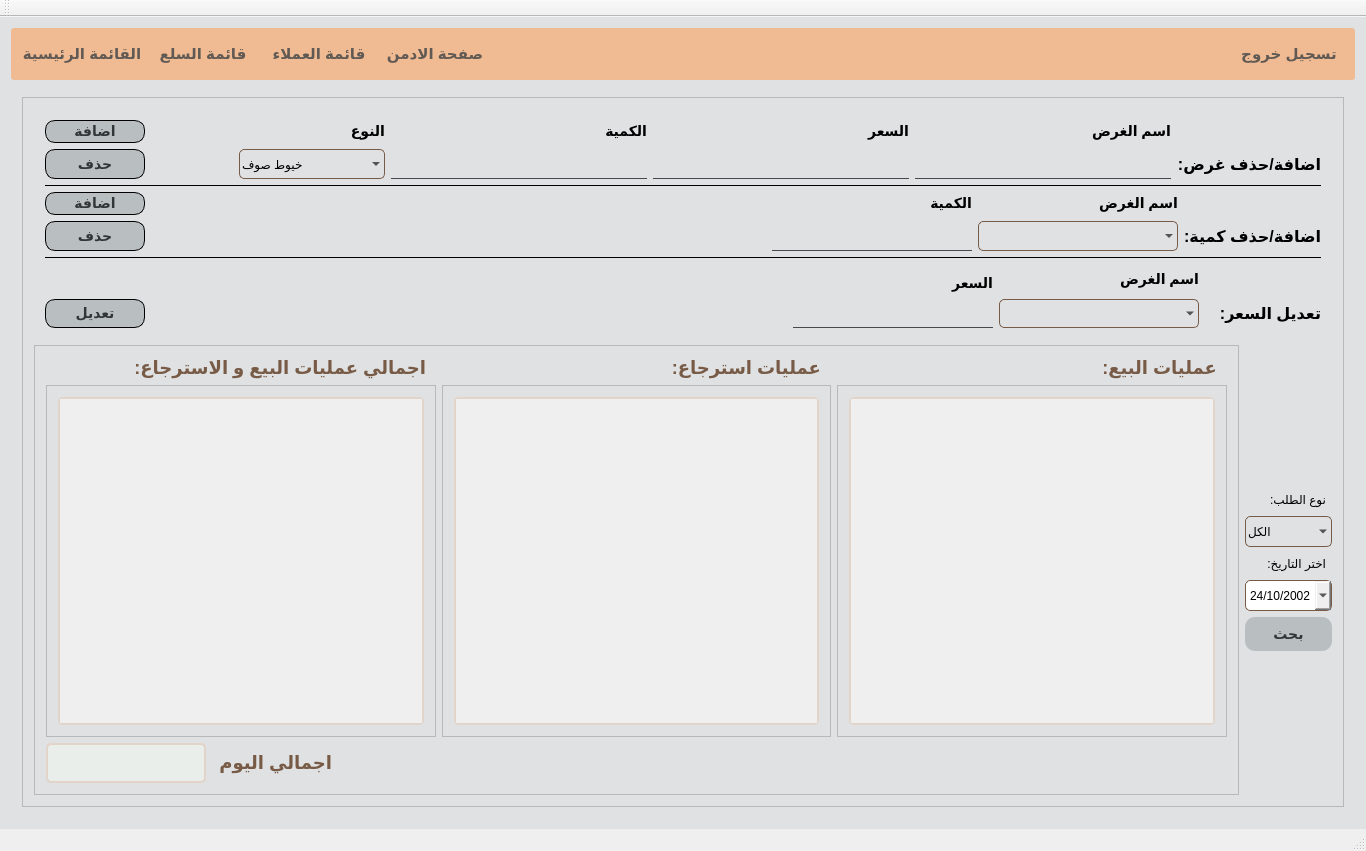
The window that cashRegisterSystem/cashRegisterSystem.ui (Ismaeel-Muhammad/Cash-Register-System) describes before a commit, drawn with Qt 5.
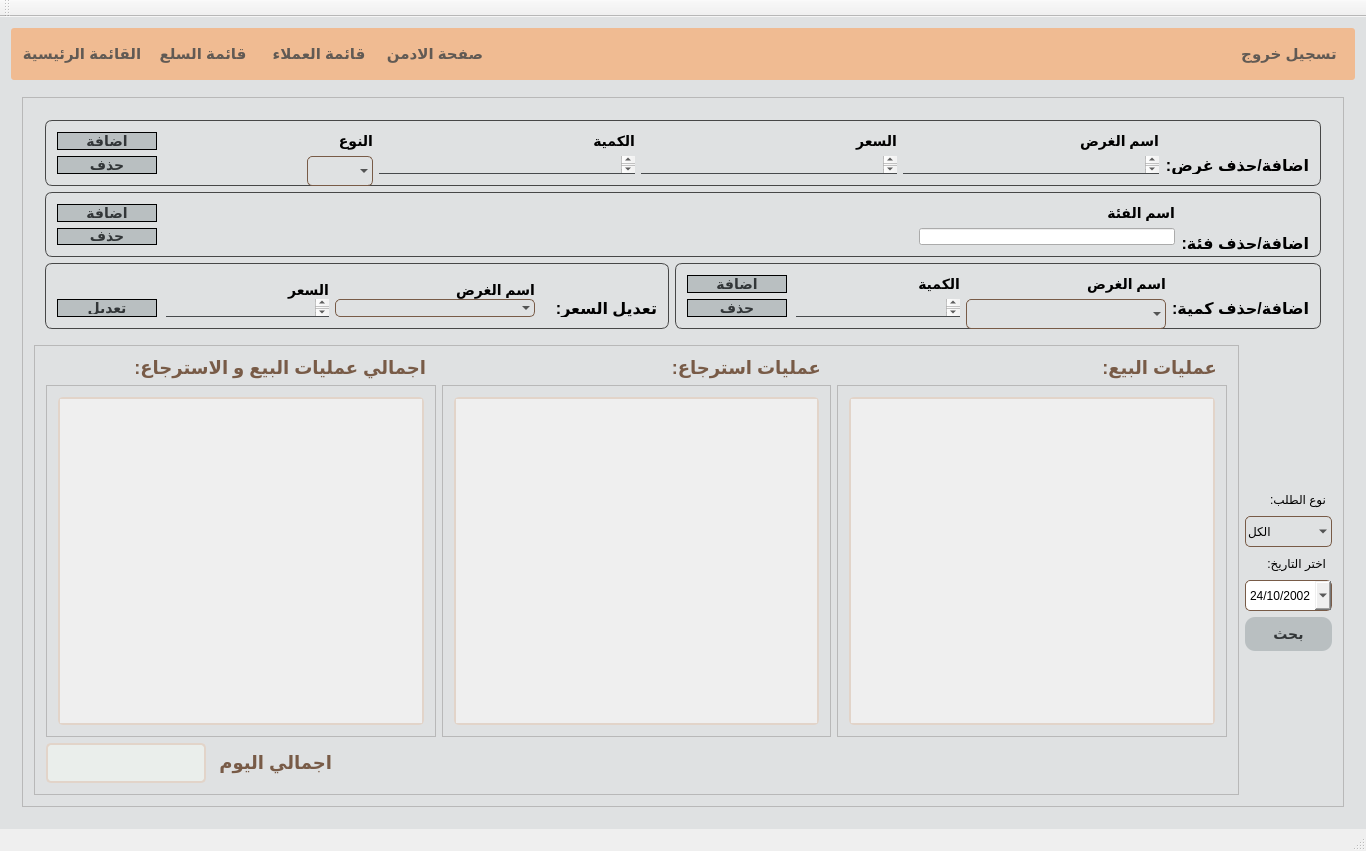
The same window after the commit. The open tabs and pages were chosen to show the change. Icons and pictures are not drawn.

```diff
--- a/cashRegisterSystem/cashRegisterSystem.ui
+++ b/cashRegisterSystem/cashRegisterSystem.ui
@@ -960,7 +960,33 @@
 padding:2px;
 }
 
-</string>
+#controllingPrice{ 
+border: 1px solid #474747;
+border-radius: 7px;
+}
+
+#controllingQuantity{ 
+border: 1px solid #474747;
+border-radius: 7px;
+}
+
+#controllingProducts{ 
+border: 1px solid #474747;
+border-radius: 7px;
+}
+
+#controllingCategories{ 
+border: 1px solid #474747;
+border-radius: 7px;
+}
+
+#categoryName{
+background:transparent;
+border:none;
+border-bottom:1px solid #474a4c ;
+font-size:15px;
+color:#474a4c;
+}</string>
           </property>
           <property name="frameShape">
            <enum>QFrame::StyledPanel</enum>
@@ -993,7 +1019,271 @@
               <enum>QFrame::Raised</enum>
              </property>
              <layout class="QGridLayout" name="gridLayout_40">
-              <item row="0" column="1">
+              <item row="3" column="1">
+               <widget class="QFrame" name="controllingPrice">
+                <property name="styleSheet">
+                 <string notr="true"/>
+                </property>
+                <layout class="QGridLayout" name="gridLayout_43">
+                 <item row="1" column="3">
+                  <widget class="QLabel" name="label_28">
+                   <property name="minimumSize">
+                    <size>
+                     <width>0</width>
+                     <height>30</height>
+                    </size>
+                   </property>
+                   <property name="maximumSize">
+                    <size>
+                     <width>16777215</width>
+                     <height>20</height>
+                    </size>
+                   </property>
+                   <property name="styleSheet">
+                    <string notr="true">border: none;</string>
+                   </property>
+                   <property name="text">
+                    <string>السعر</string>
+                   </property>
+                  </widget>
+                 </item>
+                 <item row="2" column="6">
+                  <widget class="QLabel" name="label_12">
+                   <property name="minimumSize">
+                    <size>
+                     <width>116</width>
+                     <height>0</height>
+                    </size>
+                   </property>
+                   <property name="maximumSize">
+                    <size>
+                     <width>16777215</width>
+                     <height>30</height>
+                    </size>
+                   </property>
+                   <property name="styleSheet">
+                    <string notr="true">font-size: 16px;
+border:none;</string>
+                   </property>
+                   <property name="text">
+                    <string>تعديل السعر:</string>
+                   </property>
+                  </widget>
+                 </item>
+                 <item row="2" column="3">
+                  <widget class="QPlainTextEdit" name="item_price_price">
+                   <property name="maximumSize">
+                    <size>
+                     <width>200</width>
+                     <height>30</height>
+                    </size>
+                   </property>
+                  </widget>
+                 </item>
+                 <item row="2" column="1">
+                  <spacer name="horizontalSpacer_21">
+                   <property name="orientation">
+                    <enum>Qt::Horizontal</enum>
+                   </property>
+                   <property name="sizeHint" stdset="0">
+                    <size>
+                     <width>40</width>
+                     <height>20</height>
+                    </size>
+                   </property>
+                  </spacer>
+                 </item>
+                 <item row="1" column="5">
+                  <widget class="QLabel" name="label_27">
+                   <property name="minimumSize">
+                    <size>
+                     <width>0</width>
+                     <height>30</height>
+                    </size>
+                   </property>
+                   <property name="maximumSize">
+                    <size>
+                     <width>16777215</width>
+                     <height>200</height>
+                    </size>
+                   </property>
+                   <property name="styleSheet">
+                    <string notr="true">border: none;</string>
+                   </property>
+                   <property name="text">
+                    <string>اسم الغرض</string>
+                   </property>
+                  </widget>
+                 </item>
+                 <item row="2" column="0">
+                  <widget class="QPushButton" name="edit_price">
+                   <property name="minimumSize">
+                    <size>
+                     <width>100</width>
+                     <height>0</height>
+                    </size>
+                   </property>
+                   <property name="maximumSize">
+                    <size>
+                     <width>16777215</width>
+                     <height>30</height>
+                    </size>
+                   </property>
+                   <property name="cursor">
+                    <cursorShape>PointingHandCursor</cursorShape>
+                   </property>
+                   <property name="text">
+                    <string>تعديل</string>
+                   </property>
+                  </widget>
+                 </item>
+                 <item row="2" column="5">
+                  <widget class="QComboBox" name="item_name_price">
+                   <property name="minimumSize">
+                    <size>
+                     <width>200</width>
+                     <height>0</height>
+                    </size>
+                   </property>
+                   <property name="maximumSize">
+                    <size>
+                     <width>16777215</width>
+                     <height>30</height>
+                    </size>
+                   </property>
+                  </widget>
+                 </item>
+                </layout>
+               </widget>
+              </item>
+              <item row="3" column="2">
+               <widget class="QFrame" name="controllingQuantity">
+                <property name="styleSheet">
+                 <string notr="true">#controllingQuantity{ 
+border: 1px solid #474747;
+border-radius: 7px;
+}</string>
+                </property>
+                <layout class="QGridLayout" name="gridLayout_41">
+                 <item row="2" column="0">
+                  <widget class="QPushButton" name="remove_quantity">
+                   <property name="maximumSize">
+                    <size>
+                     <width>16777215</width>
+                     <height>30</height>
+                    </size>
+                   </property>
+                   <property name="cursor">
+                    <cursorShape>PointingHandCursor</cursorShape>
+                   </property>
+                   <property name="text">
+                    <string>حذف</string>
+                   </property>
+                  </widget>
+                 </item>
+                 <item row="2" column="3">
+                  <widget class="QComboBox" name="item_name_quantity">
+                   <property name="minimumSize">
+                    <size>
+                     <width>200</width>
+                     <height>30</height>
+                    </size>
+                   </property>
+                   <property name="maximumSize">
+                    <size>
+                     <width>1000</width>
+                     <height>16777215</height>
+                    </size>
+                   </property>
+                  </widget>
+                 </item>
+                 <item row="2" column="2">
+                  <widget class="QPlainTextEdit" name="item_quantity_quantity">
+                   <property name="maximumSize">
+                    <size>
+                     <width>200</width>
+                     <height>30</height>
+                    </size>
+                   </property>
+                  </widget>
+                 </item>
+                 <item row="0" column="0">
+                  <widget class="QPushButton" name="add_quantity">
+                   <property name="minimumSize">
+                    <size>
+                     <width>100</width>
+                     <height>0</height>
+                    </size>
+                   </property>
+                   <property name="maximumSize">
+                    <size>
+                     <width>16777215</width>
+                     <height>30</height>
+                    </size>
+                   </property>
+                   <property name="cursor">
+                    <cursorShape>PointingHandCursor</cursorShape>
+                   </property>
+                   <property name="text">
+                    <string>اضافة</string>
+                   </property>
+                  </widget>
+                 </item>
+                 <item row="0" column="2">
+                  <widget class="QLabel" name="label_21">
+                   <property name="styleSheet">
+                    <string notr="true">border: none;</string>
+                   </property>
+                   <property name="text">
+                    <string>الكمية</string>
+                   </property>
+                  </widget>
+                 </item>
+                 <item row="2" column="1">
+                  <spacer name="horizontalSpacer_19">
+                   <property name="orientation">
+                    <enum>Qt::Horizontal</enum>
+                   </property>
+                   <property name="sizeHint" stdset="0">
+                    <size>
+                     <width>40</width>
+                     <height>20</height>
+                    </size>
+                   </property>
+                  </spacer>
+                 </item>
+                 <item row="2" column="4">
+                  <widget class="QLabel" name="label_3">
+                   <property name="styleSheet">
+                    <string notr="true">font-size: 16px;
+border:none;</string>
+                   </property>
+                   <property name="text">
+                    <string>اضافة/حذف كمية:</string>
+                   </property>
+                  </widget>
+                 </item>
+                 <item row="0" column="3">
+                  <widget class="QLabel" name="label_20">
+                   <property name="styleSheet">
+                    <string notr="true">border: none;</string>
+                   </property>
+                   <property name="text">
+                    <string>اسم الغرض</string>
+                   </property>
+                  </widget>
+                 </item>
+                </layout>
+               </widget>
+              </item>
+              <item row="0" column="1" colspan="2">
+               <widget class="QFrame" name="controllingProducts">
+                <property name="styleSheet">
+                 <string notr="true">#controllingProducts{ 
+border: 1px solid #474747;
+border-radius: 7px;
+}</string>
+                </property>
                <layout class="QGridLayout" name="gridLayout_42">
                 <item row="0" column="2">
                  <widget class="QLabel" name="label_7">
@@ -1054,298 +1344,8 @@
                    </size>
                   </property>
                   <property name="currentIndex">
-                   <number>0</number>
-                  </property>
-                  <item>
-                   <property name="text">
-                    <string>خيوط صوف</string>
-                   </property>
-                  </item>
-                  <item>
-                   <property name="text">
-                    <string>خيوط قطن</string>
-                   </property>
-                  </item>
-                  <item>
-                   <property name="text">
-                    <string>خيوط مكرمية</string>
-                   </property>
-                  </item>
-                  <item>
-                   <property name="text">
-                    <string>خيوط تطريز</string>
-                   </property>
-                  </item>
-                  <item>
-                   <property name="text">
-                    <string>خيوط كليم</string>
-                   </property>
-                  </item>
-                  <item>
-                   <property name="text">
-                    <string>خيوط خياطة</string>
-                   </property>
-                  </item>
-                  <item>
-                   <property name="text">
-                    <string>خيوط خيش</string>
-                   </property>
-                  </item>
-                  <item>
-                   <property name="text">
-                    <string>خيوط مستوردة</string>
-                   </property>
-                  </item>
-                  <item>
-                   <property name="text">
-                    <string>كنفاة مصري</string>
-                   </property>
-                  </item>
-                  <item>
-                   <property name="text">
-                    <string>كنفاة صيني</string>
-                   </property>
-                  </item>
-                  <item>
-                   <property name="text">
-                    <string>كنفاة مستوردة</string>
-                   </property>
-                  </item>
-                  <item>
-                   <property name="text">
-                    <string>خرز</string>
-                   </property>
-                  </item>
-                  <item>
-                   <property name="text">
-                    <string>عقاد خرز</string>
-                   </property>
-                  </item>
-                  <item>
-                   <property name="text">
-                    <string>زراير</string>
-                   </property>
-                  </item>
-                  <item>
-                   <property name="text">
-                    <string>معدات اكسسوار</string>
-                   </property>
-                  </item>
-                  <item>
-                   <property name="text">
-                    <string>معدات تطريز</string>
-                   </property>
-                  </item>
-                  <item>
-                   <property name="text">
-                    <string>معدات خياطة</string>
-                   </property>
-                  </item>
-                  <item>
-                   <property name="text">
-                    <string>معدات مكرمية</string>
-                   </property>
-                  </item>
-                  <item>
-                   <property name="text">
-                    <string>معدات جلد</string>
-                   </property>
-                  </item>
-                  <item>
-                   <property name="text">
-                    <string>معدات الكرشية و التركو</string>
-                   </property>
-                  </item>
-                  <item>
-                   <property name="text">
-                    <string>اكسسوارات</string>
-                   </property>
-                  </item>
-                  <item>
-                   <property name="text">
-                    <string>ادوات للشعر</string>
-                   </property>
-                  </item>
-                  <item>
-                   <property name="text">
-                    <string>شربات</string>
-                   </property>
-                  </item>
-                  <item>
-                   <property name="text">
-                    <string>ريش</string>
-                   </property>
-                  </item>
-                  <item>
-                   <property name="text">
-                    <string>فرو</string>
-                   </property>
-                  </item>
-                  <item>
-                   <property name="text">
-                    <string>كورك</string>
-                   </property>
-                  </item>
-                  <item>
-                   <property name="text">
-                    <string>اطقم جلود</string>
-                   </property>
-                  </item>
-                  <item>
-                   <property name="text">
-                    <string>جلود</string>
-                   </property>
-                  </item>
-                  <item>
-                   <property name="text">
-                    <string>اخشاب</string>
-                   </property>
-                  </item>
-                  <item>
-                   <property name="text">
-                    <string>استيك</string>
-                   </property>
-                  </item>
-                  <item>
-                   <property name="text">
-                    <string>خيوط اكسسوار</string>
-                   </property>
-                  </item>
-                  <item>
-                   <property name="text">
-                    <string>شرائط</string>
-                   </property>
-                  </item>
-                  <item>
-                   <property name="text">
-                    <string>تعليقات</string>
-                   </property>
-                  </item>
-                  <item>
-                   <property name="text">
-                    <string>منظمات</string>
-                   </property>
-                  </item>
-                  <item>
-                   <property name="text">
-                    <string>بلجات</string>
-                   </property>
-                  </item>
-                  <item>
-                   <property name="text">
-                    <string>محافظ</string>
-                   </property>
-                  </item>
-                  <item>
-                   <property name="text">
-                    <string>اقمشة</string>
-                   </property>
-                  </item>
-                  <item>
-                   <property name="text">
-                    <string>ديكور</string>
-                   </property>
-                  </item>
-                  <item>
-                   <property name="text">
-                    <string>اربطة</string>
-                   </property>
-                  </item>
-                  <item>
-                   <property name="text">
-                    <string>بوكسات</string>
-                   </property>
-                  </item>
-                  <item>
-                   <property name="text">
-                    <string>مستلزمات ستائر</string>
-                   </property>
-                  </item>
-                  <item>
-                   <property name="text">
-                    <string>ورد صناعي</string>
-                   </property>
-                  </item>
-                  <item>
-                   <property name="text">
-                    <string>سلاسل بالمتر</string>
-                   </property>
-                  </item>
-                  <item>
-                   <property name="text">
-                    <string>بروشات</string>
-                   </property>
-                  </item>
-                  <item>
-                   <property name="text">
-                    <string>مستلزمات احذية</string>
-                   </property>
-                  </item>
-                  <item>
-                   <property name="text">
-                    <string>سوست</string>
-                   </property>
-                  </item>
-                  <item>
-                   <property name="text">
-                    <string>مستلزمات شنط</string>
-                   </property>
-                  </item>
-                  <item>
-                   <property name="text">
-                    <string>شنط قماش</string>
-                   </property>
-                  </item>
-                  <item>
-                   <property name="text">
-                    <string>شنط خوص</string>
-                   </property>
-                  </item>
-                  <item>
-                   <property name="text">
-                    <string>لاصق</string>
-                   </property>
-                  </item>
-                  <item>
-                   <property name="text">
-                    <string>جيبرات</string>
-                   </property>
-                  </item>
-                  <item>
-                   <property name="text">
-                    <string>جالونات</string>
-                   </property>
-                  </item>
-                  <item>
-                   <property name="text">
-                    <string>ابر</string>
-                   </property>
-                  </item>
-                  <item>
-                   <property name="text">
-                    <string>مستلزمات ماكينة خياطة</string>
-                   </property>
-                  </item>
-                  <item>
-                   <property name="text">
-                    <string>توك</string>
-                   </property>
-                  </item>
-                  <item>
-                   <property name="text">
-                    <string>مفارش ايتامين</string>
-                   </property>
-                  </item>
-                  <item>
-                   <property name="text">
-                    <string>مفارش لاسية</string>
-                   </property>
-                  </item>
-                  <item>
-                   <property name="text">
-                    <string>عامة</string>
-                   </property>
-                  </item>
+                    <number>-1</number>
+                   </property>
                  </widget>
                 </item>
                 <item row="0" column="4">
@@ -1437,296 +1437,97 @@
                  </widget>
                 </item>
                </layout>
+               </widget>
               </item>
-              <item row="4" column="1">
-               <layout class="QGridLayout" name="gridLayout_43">
-                <item row="2" column="6">
-                 <widget class="QLabel" name="label_12">
+              <item row="1" column="1" colspan="2">
+               <widget class="QFrame" name="controllingCategories">
+                <property name="frameShape">
+                 <enum>QFrame::StyledPanel</enum>
+                </property>
+                <property name="frameShadow">
+                 <enum>QFrame::Raised</enum>
+                </property>
+                <layout class="QGridLayout" name="gridLayout_6">
+                 <item row="0" column="0">
+                  <widget class="QPushButton" name="add_category">
                   <property name="minimumSize">
                    <size>
-                    <width>116</width>
+                     <width>100</width>
                     <height>0</height>
                    </size>
                   </property>
-                  <property name="maximumSize">
-                   <size>
-                    <width>16777215</width>
-                    <height>30</height>
-                   </size>
-                  </property>
-                  <property name="styleSheet">
-                   <string notr="true">font-size: 16px;
-border:none;</string>
-                  </property>
                   <property name="text">
-                   <string>تعديل السعر:</string>
+                    <string>اضافة</string>
                   </property>
                  </widget>
                 </item>
                 <item row="1" column="3">
-                 <widget class="QLabel" name="label_28">
+                  <widget class="QLabel" name="label">
                   <property name="minimumSize">
                    <size>
-                    <width>0</width>
+                     <width>126</width>
                     <height>30</height>
                    </size>
                   </property>
-                  <property name="maximumSize">
-                   <size>
-                    <width>16777215</width>
-                    <height>20</height>
-                   </size>
-                  </property>
                   <property name="styleSheet">
-                   <string notr="true">border: none;</string>
+                    <string notr="true">font-size: 16px;
+border:none;</string>
                   </property>
                   <property name="text">
-                   <string>السعر</string>
-                  </property>
-                 </widget>
-                </item>
-                <item row="2" column="0">
-                 <widget class="QPushButton" name="edit_price">
-                  <property name="minimumSize">
-                   <size>
-                    <width>100</width>
-                    <height>0</height>
-                   </size>
-                  </property>
-                  <property name="maximumSize">
-                   <size>
-                    <width>16777215</width>
-                    <height>30</height>
-                   </size>
-                  </property>
-                  <property name="cursor">
-                   <cursorShape>PointingHandCursor</cursorShape>
-                  </property>
-                  <property name="text">
-                   <string>تعديل</string>
-                  </property>
-                 </widget>
-                </item>
-                <item row="1" column="5">
-                 <widget class="QLabel" name="label_27">
-                  <property name="minimumSize">
-                   <size>
-                    <width>0</width>
-                    <height>30</height>
-                   </size>
-                  </property>
-                  <property name="maximumSize">
-                   <size>
-                    <width>16777215</width>
-                    <height>200</height>
-                   </size>
-                  </property>
-                  <property name="styleSheet">
-                   <string notr="true">border: none;</string>
-                  </property>
-                  <property name="text">
-                   <string>اسم الغرض</string>
-                  </property>
-                 </widget>
-                </item>
-                <item row="2" column="1">
-                 <spacer name="horizontalSpacer_21">
-                  <property name="orientation">
-                   <enum>Qt::Horizontal</enum>
-                  </property>
-                  <property name="sizeHint" stdset="0">
-                   <size>
-                    <width>40</width>
-                    <height>20</height>
-                   </size>
-                  </property>
-                 </spacer>
-                </item>
-                <item row="2" column="5">
-                 <widget class="QComboBox" name="item_name_price">
-                  <property name="minimumSize">
-                   <size>
-                    <width>200</width>
-                    <height>0</height>
-                   </size>
-                  </property>
-                  <property name="maximumSize">
-                   <size>
-                    <width>16777215</width>
-                    <height>30</height>
-                   </size>
-                  </property>
-                 </widget>
-                </item>
-                <item row="2" column="3">
-                 <widget class="QPlainTextEdit" name="item_price_price">
-                  <property name="maximumSize">
-                   <size>
-                    <width>200</width>
-                    <height>30</height>
-                   </size>
-                  </property>
-                 </widget>
-                </item>
-               </layout>
-              </item>
-              <item row="2" column="1">
-               <layout class="QGridLayout" name="gridLayout_41">
-                <item row="0" column="3">
-                 <widget class="QLabel" name="label_20">
-                  <property name="styleSheet">
-                   <string notr="true">border: none;</string>
-                  </property>
-                  <property name="text">
-                   <string>اسم الغرض</string>
-                  </property>
-                 </widget>
-                </item>
-                <item row="2" column="3">
-                 <widget class="QComboBox" name="item_name_quantity">
-                  <property name="minimumSize">
-                   <size>
-                    <width>200</width>
-                    <height>30</height>
-                   </size>
-                  </property>
-                  <property name="maximumSize">
-                   <size>
-                    <width>1000</width>
-                    <height>16777215</height>
-                   </size>
+                    <string>اضافة/حذف فئة:</string>
                   </property>
                  </widget>
                 </item>
                 <item row="0" column="2">
-                 <widget class="QLabel" name="label_21">
-                  <property name="styleSheet">
-                   <string notr="true">border: none;</string>
-                  </property>
+                  <widget class="QLabel" name="label_8">
                   <property name="text">
-                   <string>الكمية</string>
+                    <string>اسم الفئة</string>
                   </property>
                  </widget>
                 </item>
-                <item row="2" column="0">
-                 <widget class="QPushButton" name="remove_quantity">
+                 <item row="0" column="1">
+                  <spacer name="horizontalSpacer_6">
+                   <property name="orientation">
+                    <enum>Qt::Horizontal</enum>
+                   </property>
+                   <property name="sizeHint" stdset="0">
+                    <size>
+                     <width>40</width>
+                     <height>20</height>
+                    </size>
+                   </property>
+                  </spacer>
+                 </item>
+                 <item row="1" column="2">
+                  <widget class="QLineEdit" name="category_name">
+                   <property name="minimumSize">
+                    <size>
+                     <width>200</width>
+                     <height>0</height>
+                    </size>
+                   </property>
                   <property name="maximumSize">
                    <size>
-                    <width>16777215</width>
-                    <height>30</height>
-                   </size>
-                  </property>
-                  <property name="cursor">
-                   <cursorShape>PointingHandCursor</cursorShape>
+                     <width>256</width>
+                     <height>16777215</height>
+                    </size>
+                   </property>
+                  </widget>
+                 </item>
+                 <item row="1" column="0">
+                  <widget class="QPushButton" name="remove_category">
+                   <property name="minimumSize">
+                    <size>
+                     <width>100</width>
+                     <height>0</height>
+                    </size>
                   </property>
                   <property name="text">
                    <string>حذف</string>
                   </property>
                  </widget>
                 </item>
-                <item row="0" column="0">
-                 <widget class="QPushButton" name="add_quantity">
-                  <property name="minimumSize">
-                   <size>
-                    <width>100</width>
-                    <height>0</height>
-                   </size>
-                  </property>
-                  <property name="maximumSize">
-                   <size>
-                    <width>16777215</width>
-                    <height>30</height>
-                   </size>
-                  </property>
-                  <property name="cursor">
-                   <cursorShape>PointingHandCursor</cursorShape>
-                  </property>
-                  <property name="text">
-                   <string>اضافة</string>
-                  </property>
-                 </widget>
-                </item>
-                <item row="2" column="1">
-                 <spacer name="horizontalSpacer_19">
-                  <property name="orientation">
-                   <enum>Qt::Horizontal</enum>
-                  </property>
-                  <property name="sizeHint" stdset="0">
-                   <size>
-                    <width>40</width>
-                    <height>20</height>
-                   </size>
-                  </property>
-                 </spacer>
-                </item>
-                <item row="2" column="4">
-                 <widget class="QLabel" name="label_3">
-                  <property name="styleSheet">
-                   <string notr="true">font-size: 16px;
-border:none;</string>
-                  </property>
-                  <property name="text">
-                   <string>اضافة/حذف كمية:</string>
-                  </property>
-                 </widget>
-                </item>
-                <item row="2" column="2">
-                 <widget class="QPlainTextEdit" name="item_quantity_quantity">
-                  <property name="maximumSize">
-                   <size>
-                    <width>200</width>
-                    <height>30</height>
-                   </size>
-                  </property>
-                 </widget>
-                </item>
-               </layout>
-              </item>
-              <item row="1" column="1">
-               <widget class="Line" name="line">
-                <property name="minimumSize">
-                 <size>
-                  <width>1</width>
-                  <height>1</height>
-                 </size>
-                </property>
-                <property name="maximumSize">
-                 <size>
-                  <width>16777215</width>
-                  <height>1</height>
-                 </size>
-                </property>
-                <property name="frameShadow">
-                 <enum>QFrame::Plain</enum>
-                </property>
-                <property name="lineWidth">
-                 <number>5</number>
-                </property>
-                <property name="orientation">
-                 <enum>Qt::Horizontal</enum>
-                </property>
-               </widget>
-              </item>
-              <item row="3" column="1">
-               <widget class="Line" name="line_2">
-                <property name="minimumSize">
-                 <size>
-                  <width>0</width>
-                  <height>1</height>
-                 </size>
-                </property>
-                <property name="maximumSize">
-                 <size>
-                  <width>16777215</width>
-                  <height>1</height>
-                 </size>
-                </property>
-                <property name="styleSheet">
-                 <string notr="true">background-color:black;</string>
-                </property>
-                <property name="orientation">
-                 <enum>Qt::Horizontal</enum>
-                </property>
+                </layout>
                </widget>
               </item>
              </layout>
```
Left out of the diff: 59 changed lines with no effect on the pictures. Lines whose indentation alone changed are shown as unchanged.
